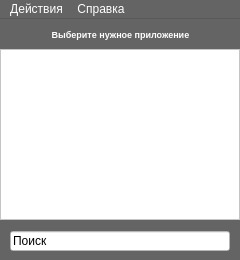
Before: the Qt Designer form mainwindow.ui in Limows/LimFTPClient_S60, drawn with Qt 5.
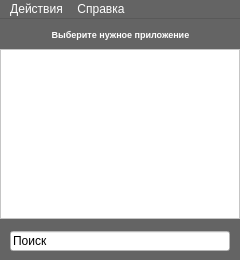
After: the same form once the commit is applied. Icons and pictures are not drawn.

Patch:
```diff
--- a/mainwindow.ui
+++ b/mainwindow.ui
@@ -442,7 +442,7 @@
       <x>0</x>
       <y>30</y>
       <width>240</width>
-      <height>171</height>
+      <height>170</height>
      </rect>
     </property>
     <property name="palette">
```
